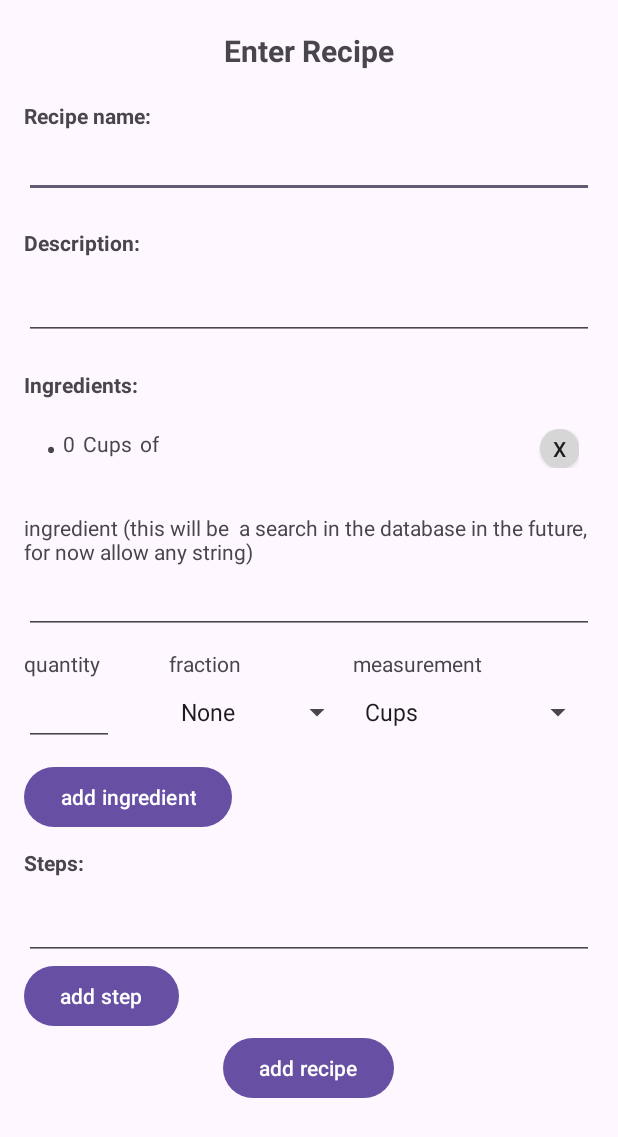
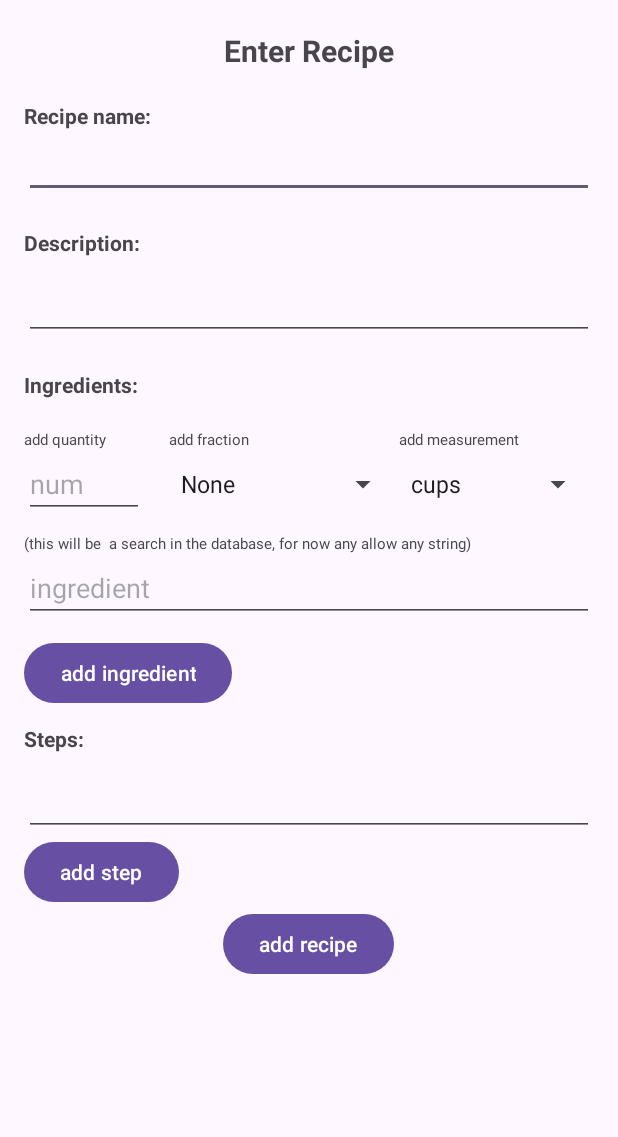
Before and after one commit to AidanMonk/LetsCook, an Android app: the screen it shows after launch (MainActivity), after a tap on "add ingredient", on a phone screen of 412 x 824 dp. Shown: the top 1137 px of the screen. Run offline under Robolectric (Android 15) with nearby library versions, the phone set to English and light mode, and no system bars; our stand-ins replace Firebase (no records; nobody signed in at launch, a user with empty details on screens opened directly).

Commit message:
Further polished create recipe, added input validation, cleaned up code

```diff
--- /dev/null
+++ b/app/src/main/java/com/example/letscook/Exceptions/InvalidRecipeIngredientException.java
@@ -0,0 +1,7 @@
+package com.example.letscook.Exceptions;
+
+public class InvalidRecipeIngredientException extends Exception {
+    public InvalidRecipeIngredientException(String message) {
+        super(message);
+    }
+}
--- a/app/src/main/java/com/example/letscook/Fraction.java
+++ b/app/src/main/java/com/example/letscook/Fraction.java
@@ -12,8 +12,7 @@
     THREE_QUARTERS;
 
     //to display in spinner
-    @Override
-    public String toString() {
+    public String altToString() {
         switch (this) {
             case ONE_HALF:
                 return "1/2";
@@ -29,7 +28,8 @@
                 return "None";
         }
     }
-    public String altToString() {
+    @Override
+    public String toString() {
 
         switch (this) {
             case ONE_HALF:
@@ -46,14 +46,28 @@
                 return "";
         }
     }
-    public static List<Fraction> getFractions() {
-        List<Fraction> fractions = new ArrayList<>();
-        fractions.add(NONE);
-        fractions.add(ONE_HALF);
-        fractions.add(ONE_THIRD);
-        fractions.add(TWO_THIRDS);
-        fractions.add(ONE_QUARTER);
-        fractions.add(THREE_QUARTERS);
+    public static List<String> getFractionStrings() {
+        List<String> fractions = new ArrayList<>();
+        for (Fraction fraction : Fraction.values()) {
+            fractions.add(fraction.altToString());
+        }
         return fractions;
     }
+
+    public static Fraction fromString(String fractionString) {
+        switch (fractionString) {
+            case "1/2":
+                return ONE_HALF;
+            case "1/3":
+                return ONE_THIRD;
+            case "2/3":
+                return TWO_THIRDS;
+            case "1/4":
+                return ONE_QUARTER;
+            case "3/4":
+                return THREE_QUARTERS;
+            default:
+                return NONE;
+        }
+    }
 }
--- a/app/src/main/java/com/example/letscook/IngredientCategory.java
+++ b/app/src/main/java/com/example/letscook/IngredientCategory.java
@@ -1,11 +1,11 @@
 package com.example.letscook;
 
 public enum IngredientCategory {
-    Protein,
-    Grain,
-    Vegetable,
-    legume,
-    Fruit,
-    Dairy,
-    Spice,
+    PROTEIN,
+    GRAIN,
+    VEGETABLE,
+    LEGUME,
+    FRUIT,
+    DAIRY,
+    SPICE,
 }
--- a/app/src/main/java/com/example/letscook/MainActivity.java
+++ b/app/src/main/java/com/example/letscook/MainActivity.java
@@ -8,123 +8,165 @@
 import androidx.recyclerview.widget.LinearLayoutManager;
 import androidx.recyclerview.widget.RecyclerView;
 
+import com.example.letscook.Exceptions.InvalidRecipeDescException;
+import com.example.letscook.Exceptions.InvalidRecipeIngredientException;
+import com.example.letscook.Exceptions.InvalidRecipeNameException;
+import com.example.letscook.Exceptions.InvalidRecipeStepException;
 import com.google.firebase.database.DatabaseReference;
 import com.google.firebase.database.FirebaseDatabase;
 
 import java.util.ArrayList;
-import java.util.HashMap;
 import java.util.List;
-import java.util.Map;
 
 public class MainActivity extends AppCompatActivity {
 
+    // UI components
     EditText recipeNameET, recipeDescET, quantityET, ingredientET, enterStepET;
     Button addIngredientBtn, addStepBtn, addRecipeBtn;
     Spinner measurementSpinner, fractionSpinner;
     RecyclerView ingredientsRecyclerView, stepsRecyclerView;
 
+    // Firebase
     FirebaseDatabase db;
     DatabaseReference ref;
+
+    // Constants
+    int maxRecipeNameLength = 50;
+    int maxRecipeDescLength = 500;
+
+    // Adapters and Data Lists
+    RecipeIngredientAdapter recipeIngredientAdapter;
+    RecipeStepsAdapter recipeStepsAdapter;
+    List<RecipeIngredient> recipeIngredients = new ArrayList<>();
+    List<String> recipeSteps = new ArrayList<>();
 
     @Override
     protected void onCreate(Bundle savedInstanceState) {
         super.onCreate(savedInstanceState);
         EdgeToEdge.enable(this);
-        setContentView(R.layout.activity_main);
+        setContentView(R.layout.activity_create_recipe);
 
-        enterStepET = findViewById(R.id.enterStepET);
+        initializeViews();
+        setupAdapters();
+
+        // Add recipe button
+        addRecipeBtn.setOnClickListener(v -> {
+            try {
+                String recipeName = recipeNameET.getText().toString();
+                String recipeDesc = recipeDescET.getText().toString();
+                String author = "dummy user";
+
+                validateRecipeFields(recipeName, recipeDesc);
+
+                Recipe newRecipe = new Recipe(recipeName, author, recipeDesc, recipeIngredients, recipeSteps);
+
+                // Add recipe to DB
+                db = FirebaseDatabase.getInstance();
+                ref = db.getReference();
+                ref.child("recipes").child(newRecipe.getName()).setValue(newRecipe);
+
+                Toast.makeText(this, "Recipe added!", Toast.LENGTH_SHORT).show();
+
+                // Clear fields and reset adapters
+                clearRecipeFields();
+            } catch (InvalidRecipeNameException | InvalidRecipeDescException | InvalidRecipeIngredientException | InvalidRecipeStepException e) {
+                Toast.makeText(this, e.getMessage(), Toast.LENGTH_SHORT).show();
+            } catch (Exception e) {
+                Toast.makeText(this, "An unexpected error occurred.", Toast.LENGTH_SHORT).show();
+            }
+        });
+    }
+
+    private void initializeViews() {
         recipeNameET = findViewById(R.id.recipeNameET);
         recipeDescET = findViewById(R.id.recipeDescET);
         quantityET = findViewById(R.id.quantityET);
-        fractionSpinner = findViewById(R.id.fractionSpinner);
-        measurementSpinner = findViewById(R.id.measurementSpinner);
         ingredientET = findViewById(R.id.ingredientET);
+        enterStepET = findViewById(R.id.enterStepET);
         addIngredientBtn = findViewById(R.id.addIngredientBtn);
         addStepBtn = findViewById(R.id.addStepBtn);
+        addRecipeBtn = findViewById(R.id.addRecipeBtn);
         ingredientsRecyclerView = findViewById(R.id.recipeIngredientsRV);
         stepsRecyclerView = findViewById(R.id.recipeStepsRV);
-        addRecipeBtn = findViewById(R.id.addRecipeBtn);
+        measurementSpinner = findViewById(R.id.measurementSpinner);
+        fractionSpinner = findViewById(R.id.fractionSpinner);
 
-        //populate spinner with measurements
+        // Populate spinners
         measurementSpinner.setAdapter(new ArrayAdapter<>(this, android.R.layout.simple_spinner_item, Measurement.getMeasurementStrings()));
+        fractionSpinner.setAdapter(new ArrayAdapter<>(this, android.R.layout.simple_spinner_item, Fraction.getFractionStrings()));
+    }
 
-        fractionSpinner.setAdapter(new ArrayAdapter<>(this, android.R.layout.simple_spinner_item, (Fraction.getFractions())));
-
-        List<RecipeIngredient> recipeIngredients = new ArrayList<>();
-
-        RecipeIngredientAdapter recipeIngredientAdapter = new RecipeIngredientAdapter(this, recipeIngredients);
+    private void setupAdapters() {
+        recipeIngredientAdapter = new RecipeIngredientAdapter(this, recipeIngredients);
         ingredientsRecyclerView.setLayoutManager(new LinearLayoutManager(this));
         ingredientsRecyclerView.setAdapter(recipeIngredientAdapter);
 
-        //add ingredient button
-        addIngredientBtn.setOnClickListener(v -> {
+        recipeStepsAdapter = new RecipeStepsAdapter(this, recipeSteps);
+        stepsRecyclerView.setLayoutManager(new LinearLayoutManager(this));
+        stepsRecyclerView.setAdapter(recipeStepsAdapter);
 
-            //need to add error handling for empty fields and to check that it's an integer
+        addIngredientBtn.setOnClickListener(v -> addIngredient());
+        addStepBtn.setOnClickListener(v -> addStep());
+    }
+
+    private void addIngredient() {
+        try {
+            if (ingredientET.getText().toString().isEmpty()) {
+                throw new InvalidRecipeIngredientException("Ingredient cannot be empty");
+            }
+
             int quantity = Integer.parseInt(quantityET.getText().toString());
-
-            Measurement measurement = Measurement.valueOf(measurementSpinner.getSelectedItem().toString());
-
-            Fraction fraction = (Fraction) fractionSpinner.getSelectedItem();
-
-            //need to make this a search in the database with autocomplete, for now just hardcode
-            Ingredient ingredient = new Ingredient(ingredientET.getText().toString(), IngredientCategory.Grain); //always grain for now
+            Measurement measurement = Measurement.valueOf(measurementSpinner.getSelectedItem().toString().toUpperCase());
+            Fraction fraction = Fraction.fromString(fractionSpinner.getSelectedItem().toString());
+            Ingredient ingredient = new Ingredient(ingredientET.getText().toString(), IngredientCategory.GRAIN); // Hardcoded category
 
             recipeIngredients.add(new RecipeIngredient(ingredient, quantity, fraction, measurement));
             recipeIngredientAdapter.notifyItemInserted(recipeIngredients.size() - 1);
 
             quantityET.setText("");
+            ingredientET.setText("");
             measurementSpinner.setSelection(0);
-            ingredientET.setText("");
-        });
+        } catch (NumberFormatException e) {
+            Toast.makeText(this, "Quantity must be an integer", Toast.LENGTH_SHORT).show();
+        } catch (InvalidRecipeIngredientException e) {
+            Toast.makeText(this, e.getMessage(), Toast.LENGTH_SHORT).show();
+        }
+    }
 
-        List<String> recipeSteps = new ArrayList<>();
-
-        RecipeStepsAdapter recipeStepsAdapter = new RecipeStepsAdapter(this, recipeSteps);
-        stepsRecyclerView.setLayoutManager(new LinearLayoutManager(this));
-        stepsRecyclerView.setAdapter(recipeStepsAdapter);
-
-        addStepBtn.setOnClickListener(v -> {
-            recipeSteps.add(enterStepET.getText().toString());
+    private void addStep() {
+        try {
+            String stepText = enterStepET.getText().toString();
+            if (stepText.isEmpty()) {
+                throw new InvalidRecipeStepException("Step cannot be empty");
+            }
+            recipeSteps.add(stepText);
             recipeStepsAdapter.notifyItemInserted(recipeSteps.size() - 1);
             enterStepET.setText("");
-        });
-
-        addRecipeBtn.setOnClickListener(v -> {
-            //using dummy user for now
-            Recipe newrecipe = new Recipe(recipeNameET.getText().toString(), "dummy user", recipeDescET.getText().toString(), recipeIngredients, recipeSteps);
-
-            //add recipe to DB:
-            db = FirebaseDatabase.getInstance();
-            ref = db.getReference();
-            ref.child("recipes").child(newrecipe.getName()).setValue(newrecipe);
-
-            Toast.makeText(this, "Recipe added!", Toast.LENGTH_SHORT).show();
-
-            //clear fields:
-            ClearRecipeFields();
-            recipeSteps.clear();
-            recipeIngredients.clear();
-            recipeStepsAdapter.notifyDataSetChanged();
-            recipeIngredientAdapter.notifyDataSetChanged();
-        });
+        } catch (InvalidRecipeStepException e) {
+            Toast.makeText(this, e.getMessage(), Toast.LENGTH_SHORT).show();
+        }
     }
 
-    private void ClearRecipeFields() {
+    private void validateRecipeFields(String name, String desc) throws InvalidRecipeNameException, InvalidRecipeDescException, InvalidRecipeIngredientException, InvalidRecipeStepException {
+        String invalidCharactersRegex = "[^a-zA-Z0-9 ]";
+        if (name.matches(invalidCharactersRegex)) throw new InvalidRecipeNameException("Invalid characters in recipe name");
+        if (name.length() > maxRecipeNameLength) throw new InvalidRecipeNameException("Recipe name too long");
+        if (desc.matches(invalidCharactersRegex)) throw new InvalidRecipeDescException("Invalid characters in description");
+        if (desc.length() > maxRecipeDescLength) throw new InvalidRecipeDescException("Description too long");
+        if (recipeIngredients.isEmpty()) throw new InvalidRecipeIngredientException("At least one ingredient required");
+        if (recipeSteps.isEmpty()) throw new InvalidRecipeStepException("At least one step required");
+    }
+
+    private void clearRecipeFields() {
         recipeNameET.setText("");
         recipeDescET.setText("");
         quantityET.setText("");
         ingredientET.setText("");
         enterStepET.setText("");
         measurementSpinner.setSelection(0);
-    }
-
-    //temp class for testing, will want to initialize ingredients from a table in the database
-    private Map<String,Ingredient> initializeIngredients(){
-        Map<String,Ingredient> ingredients = new HashMap<>();
-        ingredients.put("flour", new Ingredient("flour", IngredientCategory.Grain));
-        ingredients.put("sugar", new Ingredient("sugar", IngredientCategory.Grain));
-        ingredients.put("salt", new Ingredient("salt", IngredientCategory.Spice));
-
-        return ingredients;
+        recipeIngredients.clear();
+        recipeSteps.clear();
+        recipeIngredientAdapter.notifyDataSetChanged();
+        recipeStepsAdapter.notifyDataSetChanged();
     }
 }
--- a/app/src/main/java/com/example/letscook/Measurement.java
+++ b/app/src/main/java/com/example/letscook/Measurement.java
@@ -1,9 +1,10 @@
 package com.example.letscook;
 
 public enum Measurement {
-    Cups,
-    Tablespoons,
-    Teaspoons;
+    CUPS,
+    TABLESPOONS,
+    TEASPOONS,
+    UNITS;
 
     public static String[] getMeasurementStrings() {
         Measurement[] measurements = Measurement.values();
@@ -13,4 +14,20 @@
         }
         return measurementStrings;
     }
+
+    @Override
+    public String toString() {
+        switch (this) {
+            case CUPS:
+                return "cups";
+            case TABLESPOONS:
+                return "tablespoons";
+            case TEASPOONS:
+                return "teaspoons";
+            case UNITS:
+                return "units";
+            default:
+                return "";
+        }
+    }
 }
--- a/app/src/main/java/com/example/letscook/RecipeIngredientAdapter.java
+++ b/app/src/main/java/com/example/letscook/RecipeIngredientAdapter.java
@@ -31,10 +31,7 @@
 
     @Override
     public void onBindViewHolder(@NonNull RecipeIngredientViewHolder holder, int position) {
-        holder.quantityTV.setText(String.valueOf(recipeIngredients.get(position).getQuantity()));
-        holder.fractionTV.setText(recipeIngredients.get(position).getFraction().altToString());
-        holder.measurementTV.setText(recipeIngredients.get(position).getMeasurement().toString());
-        holder.ingredientTV.setText(recipeIngredients.get(position).getIngredient().getName());
+        holder.recipeTV.setText(String.valueOf(recipeIngredients.get(position).toString()));
     }
 
     @Override
@@ -44,16 +41,13 @@
 
     public class RecipeIngredientViewHolder extends RecyclerView.ViewHolder {
         Button removeIngredientBtn;
-        TextView quantityTV, fractionTV, measurementTV, ingredientTV;
+        TextView recipeTV;
 
         public RecipeIngredientViewHolder(@NonNull View itemView) {
             super(itemView);
 
             removeIngredientBtn = itemView.findViewById(R.id.removeIngredientBtn);
-            quantityTV = itemView.findViewById(R.id.quantityTV);
-            fractionTV = itemView.findViewById(R.id.fractionTV);
-            measurementTV = itemView.findViewById(R.id.measurementTV);
-            ingredientTV = itemView.findViewById(R.id.ingredientTV);
+            recipeTV = itemView.findViewById(R.id.recipeTV);
 
             removeIngredientBtn.setOnClickListener(new View.OnClickListener() {
                 @Override
--- a/app/src/main/res/layout/activity_main.xml
+++ b/app/src/main/res/layout/activity_create_recipe.xml
@@ -56,19 +56,7 @@
             android:id="@+id/recipeIngredientsRV"
             android:layout_width="match_parent"
             android:layout_height="wrap_content"
-            android:layout_marginBottom="20dp" />
-
-        <!-- ingredient input -->
-        <TextView
-            android:layout_width="wrap_content"
-            android:layout_height="wrap_content"
-            android:text="ingredient (this will be  a search in the database in the future, for now allow any string)"/>
-
-        <EditText
-            android:id="@+id/ingredientET"
-            android:layout_width="match_parent"
-            android:layout_height="wrap_content"
-            android:layout_marginBottom="10dp"/>
+            android:layout_marginBottom="10dp" />
 
         <!-- measurement input -->
         <LinearLayout
@@ -83,28 +71,32 @@
                 android:layout_height="wrap_content"
                 android:layout_weight="1"
                 android:orientation="vertical">
+                <TextView
+                    android:layout_width="wrap_content"
+                    android:layout_height="wrap_content"
+                    android:text="add quantity"
+                    android:textSize="10dp" />
+
+                <EditText
+                    android:id="@+id/quantityET"
+                    android:layout_width="80dp"
+                    android:layout_height="wrap_content"
+                    android:hint="num"/>
+            </LinearLayout>
+
+            <!-- fraction-->
+            <LinearLayout
+                android:layout_width="wrap_content"
+                android:layout_height="match_parent"
+                android:orientation="vertical"
+                android:layout_weight="6">
 
                 <TextView
                     android:layout_width="wrap_content"
                     android:layout_height="wrap_content"
-                    android:text="quantity" />
+                    android:text="add fraction"
+                    android:textSize="10dp" />
 
-                <EditText
-                    android:id="@+id/quantityET"
-                    android:layout_width="60dp"
-                    android:layout_height="wrap_content" />
-            </LinearLayout>
-
-            <LinearLayout
-                android:layout_width="wrap_content"
-                android:layout_height="match_parent"
-                android:orientation="vertical"
-                android:layout_weight="2">
-
-                <TextView
-                    android:layout_width="wrap_content"
-                    android:layout_height="wrap_content"
-                    android:text="fraction"/>
                 <Spinner
                     android:id="@+id/fractionSpinner"
                     android:layout_width="match_parent"
@@ -116,14 +108,14 @@
             <LinearLayout
                 android:layout_width="wrap_content"
                 android:layout_height="match_parent"
-                android:layout_weight="2"
+                android:layout_weight="3"
                 android:orientation="vertical">
 
                 <TextView
                     android:layout_width="wrap_content"
                     android:layout_height="wrap_content"
-                    android:text="measurement" />
-
+                    android:text="add measurement"
+                    android:textSize="10dp" />
                 <Spinner
                     android:id="@+id/measurementSpinner"
                     android:layout_width="match_parent"
@@ -131,6 +123,19 @@
 
             </LinearLayout>
         </LinearLayout>
+
+        <!-- ingredient input -->
+        <TextView
+            android:layout_width="wrap_content"
+            android:layout_height="wrap_content"
+            android:textSize="10dp"
+            android:text="(this will be  a search in the database, for now any allow any string)"/>
+        <EditText
+            android:id="@+id/ingredientET"
+            android:layout_width="match_parent"
+            android:layout_height="wrap_content"
+            android:layout_marginBottom="10dp"
+            android:hint="ingredient" />
 
         <Button
             android:id="@+id/addIngredientBtn"
--- a/app/src/main/res/layout/recipe_ingredient_input.xml
+++ b/app/src/main/res/layout/recipe_ingredient_input.xml
@@ -17,36 +17,11 @@
             android:textSize="20dp"/>
 
         <TextView
-            android:id="@+id/quantityTV"
+            android:id="@+id/recipeTV"
             android:layout_width="wrap_content"
             android:layout_height="match_parent"
-            android:text="[quantity]"/>
+            android:text="[recipe]"/>
 
-        <TextView
-            android:id="@+id/fractionTV"
-            android:layout_width="wrap_content"
-            android:layout_height="match_parent"
-            android:layout_marginEnd="5dp"
-            android:text="[fraction]"/>
-
-        <TextView
-            android:id="@+id/measurementTV"
-            android:layout_width="wrap_content"
-            android:layout_height="match_parent"
-            android:layout_marginEnd="5dp"
-            android:text="[measurement]"/>
-
-        <TextView
-            android:layout_width="wrap_content"
-            android:layout_height="match_parent"
-            android:layout_marginEnd="5dp"
-            android:text="of"/>
-
-        <TextView
-            android:id="@+id/ingredientTV"
-            android:layout_width="wrap_content"
-            android:layout_height="match_parent"
-            android:text="[ingredient name]"/>
     </LinearLayout>
 
     <androidx.appcompat.widget.AppCompatButton
--- a/app/src/main/res/values/colors.xml
+++ b/app/src/main/res/values/colors.xml
@@ -3,4 +3,5 @@
     <color name="black">#FF000000</color>
     <color name="white">#FFFFFFFF</color>
     <color name="gray">#CE1919</color>
+    <color name="red">#FF4444</color>
 </resources>
```
Also changed, not shown: app/src/main/java/com/example/firebasedemo/Ingredient.java (deleted, +0 -33 lines), app/src/main/java/com/example/firebasedemo/IngredientCategory.java (deleted, +0 -12 lines), app/src/main/java/com/example/firebasedemo/LoginView.java (deleted, +0 -19 lines), app/src/main/java/com/example/firebasedemo/Measurement.java (deleted, +0 -8 lines), app/src/main/java/com/example/firebasedemo/Recipe.java (deleted, +0 -22 lines), app/src/main/java/com/example/firebasedemo/RecipeIngredient.java (deleted, +0 -44 lines), app/src/main/java/com/example/firebasedemo/RegisterView.java (deleted, +0 -20 lines), app/src/main/java/com/example/letscook/Exceptions/InvalidRecipeDescException.java (added, +7 -0 lines), app/src/main/java/com/example/letscook/Exceptions/InvalidRecipeNameException.java (added, +7 -0 lines), app/src/main/java/com/example/letscook/Exceptions/InvalidRecipeStepException.java (added, +7 -0 lines), app/src/main/java/com/example/letscook/RecipeIngredient.java (+18 -3 lines), 1 other file.
